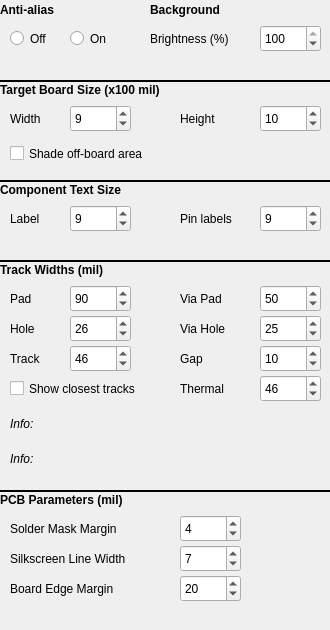
Above: src/renderingdialog.ui from melak/veroroute before the change. Below: the same form after it.
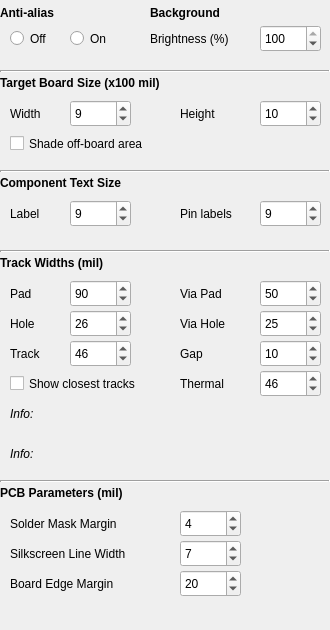
That is the form after the change.

Commit message: More cosmetic changes to docked dialogs

```diff
--- a/src/renderingdialog.ui
+++ b/src/renderingdialog.ui
@@ -55,9 +55,9 @@
    <property name="geometry">
     <rect>
      <x>0</x>
-     <y>180</y>
+     <y>170</y>
      <width>330</width>
-     <height>20</height>
+     <height>25</height>
     </rect>
    </property>
    <property name="font">
@@ -77,7 +77,7 @@
    <property name="geometry">
     <rect>
      <x>260</x>
-     <y>205</y>
+     <y>200</y>
      <width>61</width>
      <height>27</height>
     </rect>
@@ -99,7 +99,7 @@
    <property name="geometry">
     <rect>
      <x>70</x>
-     <y>205</y>
+     <y>200</y>
      <width>61</width>
      <height>27</height>
     </rect>
@@ -121,7 +121,7 @@
    <property name="geometry">
     <rect>
      <x>180</x>
-     <y>205</y>
+     <y>200</y>
      <width>81</width>
      <height>27</height>
     </rect>
@@ -134,7 +134,7 @@
    <property name="geometry">
     <rect>
      <x>10</x>
-     <y>205</y>
+     <y>200</y>
      <width>61</width>
      <height>27</height>
     </rect>
@@ -147,9 +147,9 @@
    <property name="geometry">
     <rect>
      <x>0</x>
-     <y>260</y>
+     <y>250</y>
      <width>330</width>
-     <height>20</height>
+     <height>25</height>
     </rect>
    </property>
    <property name="font">
@@ -169,7 +169,7 @@
    <property name="geometry">
     <rect>
      <x>10</x>
-     <y>285</y>
+     <y>280</y>
      <width>61</width>
      <height>27</height>
     </rect>
@@ -185,7 +185,7 @@
    <property name="geometry">
     <rect>
      <x>70</x>
-     <y>285</y>
+     <y>280</y>
      <width>61</width>
      <height>27</height>
     </rect>
@@ -210,7 +210,7 @@
    <property name="geometry">
     <rect>
      <x>260</x>
-     <y>285</y>
+     <y>280</y>
      <width>61</width>
      <height>27</height>
     </rect>
@@ -235,7 +235,7 @@
    <property name="geometry">
     <rect>
      <x>180</x>
-     <y>285</y>
+     <y>280</y>
      <width>81</width>
      <height>27</height>
     </rect>
@@ -251,7 +251,7 @@
    <property name="geometry">
     <rect>
      <x>10</x>
-     <y>315</y>
+     <y>310</y>
      <width>61</width>
      <height>27</height>
     </rect>
@@ -267,7 +267,7 @@
    <property name="geometry">
     <rect>
      <x>70</x>
-     <y>315</y>
+     <y>310</y>
      <width>61</width>
      <height>27</height>
     </rect>
@@ -292,7 +292,7 @@
    <property name="geometry">
     <rect>
      <x>180</x>
-     <y>315</y>
+     <y>310</y>
      <width>81</width>
      <height>27</height>
     </rect>
@@ -308,7 +308,7 @@
    <property name="geometry">
     <rect>
      <x>260</x>
-     <y>315</y>
+     <y>310</y>
      <width>61</width>
      <height>27</height>
     </rect>
@@ -333,7 +333,7 @@
    <property name="geometry">
     <rect>
      <x>70</x>
-     <y>345</y>
+     <y>340</y>
      <width>61</width>
      <height>27</height>
     </rect>
@@ -358,7 +358,7 @@
    <property name="geometry">
     <rect>
      <x>10</x>
-     <y>345</y>
+     <y>340</y>
      <width>61</width>
      <height>27</height>
     </rect>
@@ -374,7 +374,7 @@
    <property name="geometry">
     <rect>
      <x>260</x>
-     <y>345</y>
+     <y>340</y>
      <width>61</width>
      <height>27</height>
     </rect>
@@ -399,7 +399,7 @@
    <property name="geometry">
     <rect>
      <x>180</x>
-     <y>345</y>
+     <y>340</y>
      <width>81</width>
      <height>27</height>
     </rect>
@@ -415,7 +415,7 @@
    <property name="geometry">
     <rect>
      <x>10</x>
-     <y>375</y>
+     <y>370</y>
      <width>171</width>
      <height>27</height>
     </rect>
@@ -437,7 +437,7 @@
    <property name="geometry">
     <rect>
      <x>260</x>
-     <y>375</y>
+     <y>370</y>
      <width>61</width>
      <height>27</height>
     </rect>
@@ -462,7 +462,7 @@
    <property name="geometry">
     <rect>
      <x>180</x>
-     <y>375</y>
+     <y>370</y>
      <width>81</width>
      <height>27</height>
     </rect>
@@ -478,7 +478,7 @@
    <property name="geometry">
     <rect>
      <x>10</x>
-     <y>410</y>
+     <y>400</y>
      <width>311</width>
      <height>27</height>
     </rect>
@@ -501,7 +501,7 @@
    <property name="geometry">
     <rect>
      <x>10</x>
-     <y>445</y>
+     <y>440</y>
      <width>311</width>
      <height>27</height>
     </rect>
@@ -524,7 +524,7 @@
    <property name="geometry">
     <rect>
      <x>180</x>
-     <y>515</y>
+     <y>510</y>
      <width>61</width>
      <height>27</height>
     </rect>
@@ -549,7 +549,7 @@
    <property name="geometry">
     <rect>
      <x>10</x>
-     <y>515</y>
+     <y>510</y>
      <width>161</width>
      <height>27</height>
     </rect>
@@ -565,7 +565,7 @@
    <property name="geometry">
     <rect>
      <x>180</x>
-     <y>545</y>
+     <y>540</y>
      <width>61</width>
      <height>27</height>
     </rect>
@@ -590,7 +590,7 @@
    <property name="geometry">
     <rect>
      <x>10</x>
-     <y>545</y>
+     <y>540</y>
      <width>161</width>
      <height>27</height>
     </rect>
@@ -606,7 +606,7 @@
    <property name="geometry">
     <rect>
      <x>180</x>
-     <y>575</y>
+     <y>570</y>
      <width>61</width>
      <height>27</height>
     </rect>
@@ -631,7 +631,7 @@
    <property name="geometry">
     <rect>
      <x>10</x>
-     <y>575</y>
+     <y>570</y>
      <width>161</width>
      <height>27</height>
     </rect>
@@ -647,9 +647,9 @@
    <property name="geometry">
     <rect>
      <x>0</x>
-     <y>490</y>
+     <y>480</y>
      <width>330</width>
-     <height>20</height>
+     <height>25</height>
     </rect>
    </property>
    <property name="font">
@@ -669,7 +669,7 @@
    <property name="geometry">
     <rect>
      <x>180</x>
-     <y>105</y>
+     <y>100</y>
      <width>81</width>
      <height>27</height>
     </rect>
@@ -682,7 +682,7 @@
    <property name="geometry">
     <rect>
      <x>260</x>
-     <y>105</y>
+     <y>100</y>
      <width>61</width>
      <height>27</height>
     </rect>
@@ -704,7 +704,7 @@
    <property name="geometry">
     <rect>
      <x>70</x>
-     <y>105</y>
+     <y>100</y>
      <width>61</width>
      <height>27</height>
     </rect>
@@ -726,7 +726,7 @@
    <property name="geometry">
     <rect>
      <x>10</x>
-     <y>105</y>
+     <y>100</y>
      <width>61</width>
      <height>27</height>
     </rect>
@@ -739,7 +739,7 @@
    <property name="geometry">
     <rect>
      <x>10</x>
-     <y>140</y>
+     <y>130</y>
      <width>311</width>
      <height>27</height>
     </rect>
@@ -761,9 +761,9 @@
    <property name="geometry">
     <rect>
      <x>0</x>
-     <y>80</y>
+     <y>70</y>
      <width>330</width>
-     <height>20</height>
+     <height>25</height>
     </rect>
    </property>
    <property name="font">
@@ -861,7 +861,7 @@
      <x>0</x>
      <y>0</y>
      <width>150</width>
-     <height>20</height>
+     <height>25</height>
     </rect>
    </property>
    <property name="font">
@@ -883,7 +883,7 @@
      <x>150</x>
      <y>0</y>
      <width>180</width>
-     <height>20</height>
+     <height>25</height>
     </rect>
    </property>
    <property name="font">
@@ -903,13 +903,13 @@
    <property name="geometry">
     <rect>
      <x>0</x>
-     <y>80</y>
+     <y>70</y>
      <width>330</width>
      <height>2</height>
     </rect>
    </property>
    <property name="frameShadow">
-    <enum>QFrame::Plain</enum>
+    <enum>QFrame::Sunken</enum>
    </property>
    <property name="lineWidth">
     <number>2</number>
@@ -922,13 +922,13 @@
    <property name="geometry">
     <rect>
      <x>0</x>
-     <y>180</y>
+     <y>170</y>
      <width>330</width>
      <height>2</height>
     </rect>
    </property>
    <property name="frameShadow">
-    <enum>QFrame::Plain</enum>
+    <enum>QFrame::Sunken</enum>
    </property>
    <property name="lineWidth">
     <number>2</number>
@@ -941,13 +941,13 @@
    <property name="geometry">
     <rect>
      <x>0</x>
-     <y>260</y>
+     <y>250</y>
      <width>330</width>
      <height>2</height>
     </rect>
    </property>
    <property name="frameShadow">
-    <enum>QFrame::Plain</enum>
+    <enum>QFrame::Sunken</enum>
    </property>
    <property name="lineWidth">
     <number>2</number>
@@ -960,13 +960,13 @@
    <property name="geometry">
     <rect>
      <x>0</x>
-     <y>490</y>
+     <y>480</y>
      <width>330</width>
      <height>2</height>
     </rect>
    </property>
    <property name="frameShadow">
-    <enum>QFrame::Plain</enum>
+    <enum>QFrame::Sunken</enum>
    </property>
    <property name="lineWidth">
     <number>2</number>
```
The commit also changes 2 other files.
